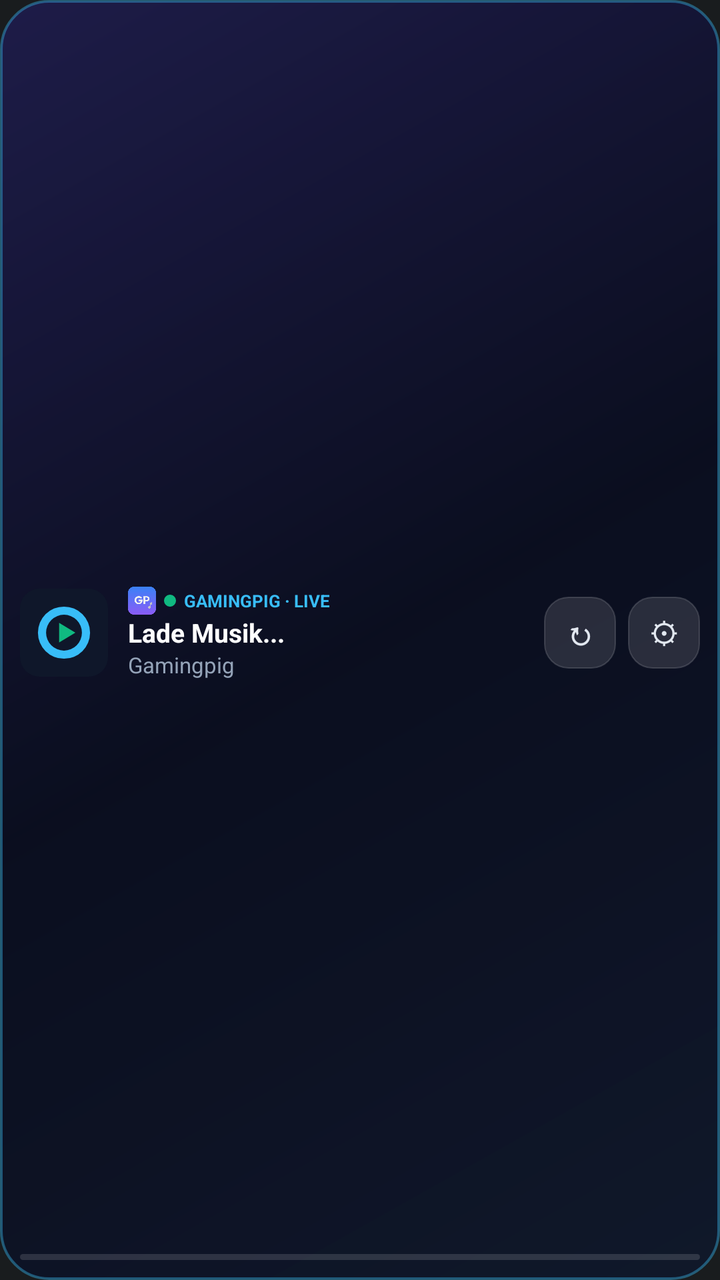
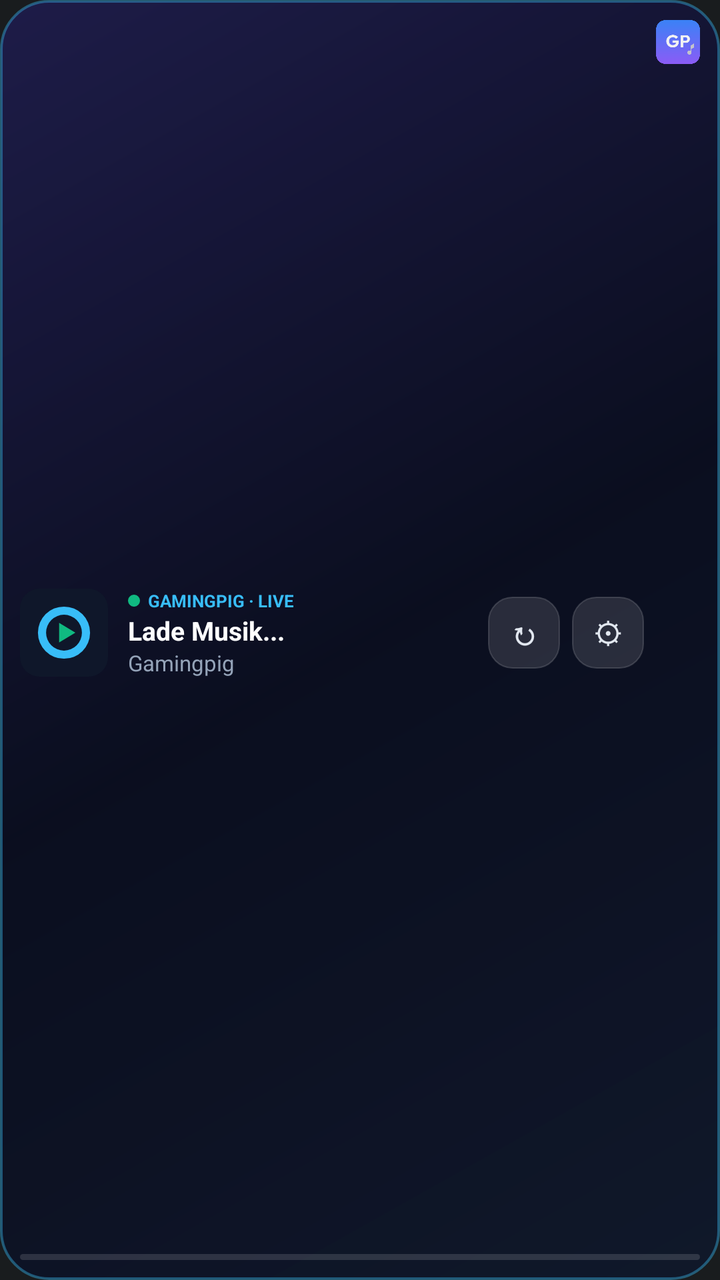

Screens rendered from an Android XML layout before and after an edit, with the pre-edit source and the edit as a unified diff.
<!-- AndroidManifest.xml: application theme android:Theme.DeviceDefault.NoActionBar -->
<!-- res/layout/widget_layout_compact.xml -->
<?xml version="1.0" encoding="utf-8"?>
<FrameLayout xmlns:android="http://schemas.android.com/apk/res/android"
    android:id="@+id/widget_root"
    android:layout_width="match_parent"
    android:layout_height="match_parent"
    android:background="@drawable/widget_bg_liquid">

    <ImageView
        android:id="@+id/widget_bg_image"
        android:layout_width="match_parent"
        android:layout_height="match_parent"
        android:scaleType="fitXY"
        android:visibility="gone" />

    <LinearLayout
        android:layout_width="match_parent"
        android:layout_height="match_parent"
        android:gravity="center_vertical"
        android:orientation="vertical"
        android:padding="10dp">

        <LinearLayout
            android:layout_width="match_parent"
            android:layout_height="0dp"
            android:layout_weight="1"
            android:gravity="center_vertical"
            android:orientation="horizontal">

            <LinearLayout
                android:id="@+id/widget_content_area"
                android:layout_width="0dp"
                android:layout_height="wrap_content"
                android:layout_weight="1"
                android:gravity="center_vertical"
                android:orientation="horizontal">

                <ImageView
                    android:id="@+id/widget_cover"
                    android:layout_width="44dp"
                    android:layout_height="44dp"
                    android:background="@drawable/cover_placeholder"
                    android:scaleType="centerCrop"
                    android:src="@drawable/ic_launcher_pig" />

                <LinearLayout
                    android:layout_width="0dp"
                    android:layout_height="wrap_content"
                    android:layout_marginStart="10dp"
                    android:layout_weight="1"
                    android:orientation="vertical">

                    <LinearLayout
                        android:layout_width="match_parent"
                        android:layout_height="wrap_content"
                        android:gravity="center_vertical"
                        android:orientation="horizontal">

                        <ImageView
                            android:id="@+id/widget_app_logo"
                            android:layout_width="14dp"
                            android:layout_height="14dp"
                            android:src="@drawable/ic_gamingpig_app" />

                        <ImageView
                            android:id="@+id/widget_status_dot"
                            android:layout_width="6dp"
                            android:layout_height="6dp"
                            android:layout_marginStart="4dp"
                            android:src="@drawable/status_dot_live" />

                        <TextView
                            android:id="@+id/widget_status_text"
                            android:layout_width="wrap_content"
                            android:layout_height="wrap_content"
                            android:layout_marginStart="4dp"
                            android:ellipsize="end"
                            android:maxLines="1"
                            android:text="GAMINGPIG · LIVE"
                            android:textColor="#38BDF8"
                            android:textSize="8.5sp"
                            android:textStyle="bold" />
                    </LinearLayout>

                    <TextView
                        android:id="@+id/widget_title"
                        android:layout_width="match_parent"
                        android:layout_height="wrap_content"
                        android:ellipsize="end"
                        android:maxLines="1"
                        android:text="Lade Musik..."
                        android:textColor="#FFFFFF"
                        android:textSize="13sp"
                        android:textStyle="bold" />

                    <TextView
                        android:id="@+id/widget_artist"
                        android:layout_width="match_parent"
                        android:layout_height="wrap_content"
                        android:ellipsize="end"
                        android:maxLines="1"
                        android:text="Gamingpig"
                        android:textColor="#94A3B8"
                        android:textSize="11sp" />

                    <TextView
                        android:id="@+id/widget_meta"
                        android:layout_width="0dp"
                        android:layout_height="0dp"
                        android:visibility="gone" />

                    <TextView
                        android:id="@+id/widget_recent_text"
                        android:layout_width="0dp"
                        android:layout_height="0dp"
                        android:visibility="gone" />
                </LinearLayout>
            </LinearLayout>

            <TextView
                android:id="@+id/widget_btn_refresh"
                android:layout_width="36dp"
                android:layout_height="36dp"
                android:layout_marginStart="6dp"
                android:background="@drawable/widget_btn_bg_dark"
                android:gravity="center"
                android:text="↻"
                android:textColor="#E2E8F0"
                android:textSize="16sp"
                android:textStyle="bold" />

            <TextView
                android:id="@+id/widget_btn_config"
                android:layout_width="36dp"
                android:layout_height="36dp"
                android:layout_marginStart="6dp"
                android:background="@drawable/widget_btn_bg_dark"
                android:gravity="center"
                android:text="⚙"
                android:textColor="#E2E8F0"
                android:textSize="15sp" />
        </LinearLayout>

        <ProgressBar
            android:id="@+id/widget_progress"
            style="?android:attr/progressBarStyleHorizontal"
            android:layout_width="match_parent"
            android:layout_height="3dp"
            android:layout_marginTop="4dp"
            android:max="100"
            android:progress="0"
            android:progressDrawable="@drawable/progress_bar_custom" />

    </LinearLayout>
</FrameLayout>
<!-- resources referenced by this layout -->
<resources>
  <!-- drawable cover_placeholder (drawable) -->
  <?xml version="1.0" encoding="utf-8"?>
  <shape xmlns:android="http://schemas.android.com/apk/res/android" android:shape="rectangle">
      <solid android:color="#1E293B" />
      <corners android:radius="14dp" />
      <stroke android:width="1dp" android:color="#26FFFFFF" />
  </shape>
  <!-- drawable ic_gamingpig_app: png bitmap (drawable, 4285 bytes) -->
  <!-- drawable ic_launcher_pig (drawable) -->
  <?xml version="1.0" encoding="utf-8"?>
  <vector xmlns:android="http://schemas.android.com/apk/res/android"
      android:width="108dp"
      android:height="108dp"
      android:viewportWidth="108"
      android:viewportHeight="108">
      <path
          android:fillColor="#0F172A"
          android:pathData="M24,0 L84,0 A24,24 0 0,1 108,24 L108,84 A24,24 0 0,1 84,108 L24,108 A24,24 0 0,1 0,84 L0,24 A24,24 0 0,1 24,0 Z" />
      <path
          android:fillColor="#38BDF8"
          android:pathData="M54,22 A32,32 0 1,0 54,86 A32,32 0 1,0 54,22 Z M54,32 A22,22 0 1,1 54,76 A22,22 0 1,1 54,32 Z" />
      <path
          android:fillColor="#10B981"
          android:pathData="M48,42 L68,54 L48,66 Z" />
  </vector>
  <!-- drawable progress_bar_custom (drawable) -->
  <?xml version="1.0" encoding="utf-8"?>
  <layer-list xmlns:android="http://schemas.android.com/apk/res/android">
      <item android:id="@android:id/background">
          <shape android:shape="rectangle">
              <corners android:radius="4dp" />
              <solid android:color="#22FFFFFF" />
          </shape>
      </item>
      <item android:id="@android:id/progress">
          <clip>
              <shape android:shape="rectangle">
                  <corners android:radius="4dp" />
                  <gradient
                      android:startColor="#38BDF8"
                      android:centerColor="#818CF8"
                      android:endColor="#EC4899"
                      android:angle="0" />
              </shape>
          </clip>
      </item>
  </layer-list>
  <!-- drawable status_dot_live (drawable) -->
  <?xml version="1.0" encoding="utf-8"?>
  <shape xmlns:android="http://schemas.android.com/apk/res/android" android:shape="oval">
      <solid android:color="#10B981" />
  </shape>
  <!-- drawable widget_bg_liquid (drawable) -->
  <?xml version="1.0" encoding="utf-8"?>
  <shape xmlns:android="http://schemas.android.com/apk/res/android" android:shape="rectangle">
      <gradient
          android:angle="135"
          android:startColor="#EB0F172A"
          android:centerColor="#F0090D1F"
          android:endColor="#EB1E1B4B"
          android:type="linear" />
      <corners android:radius="24dp" />
      <stroke android:width="1.3dp" android:color="#6638BDF8" />
  </shape>
  <!-- drawable widget_btn_bg_dark (drawable) -->
  <?xml version="1.0" encoding="utf-8"?>
  <shape xmlns:android="http://schemas.android.com/apk/res/android" android:shape="rectangle">
      <solid android:color="#1FFFFFFF" />
      <corners android:radius="12dp" />
      <stroke android:width="0.8dp" android:color="#26FFFFFF" />
  </shape>
</resources>

<!-- the commit's change to res/layout/widget_layout_compact.xml (unified diff, before → after) -->
@@ -56,16 +56,9 @@
                         android:orientation="horizontal">
 
                         <ImageView
-                            android:id="@+id/widget_app_logo"
-                            android:layout_width="14dp"
-                            android:layout_height="14dp"
-                            android:src="@drawable/ic_gamingpig_app" />
-
-                        <ImageView
                             android:id="@+id/widget_status_dot"
                             android:layout_width="6dp"
                             android:layout_height="6dp"
-                            android:layout_marginStart="4dp"
                             android:src="@drawable/status_dot_live" />
 
                         <TextView
@@ -138,6 +131,14 @@
                 android:text="⚙"
                 android:textColor="#E2E8F0"
                 android:textSize="15sp" />
+
+            <ImageView
+                android:id="@+id/widget_app_logo"
+                android:layout_width="22dp"
+                android:layout_height="22dp"
+                android:layout_gravity="top"
+                android:layout_marginStart="6dp"
+                android:src="@drawable/ic_gamingpig_app" />
         </LinearLayout>
 
         <ProgressBar
